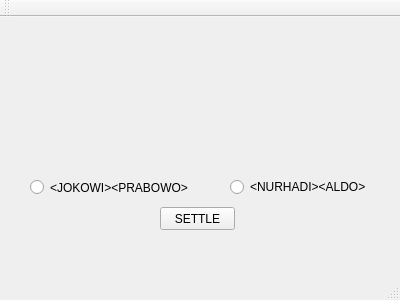
The window that mainwindow.ui (RomiSugianto/election_app) describes before a commit, drawn with Qt 5.
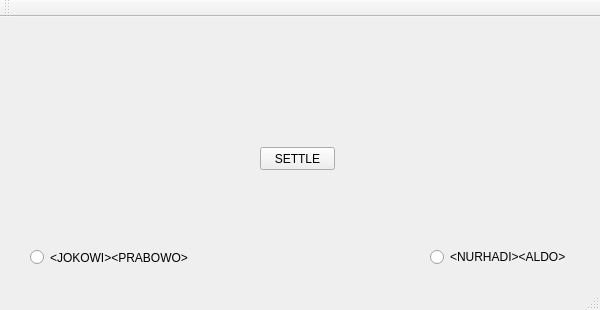
The same window after the commit.

Patch:
```diff
--- a/mainwindow.ui
+++ b/mainwindow.ui
@@ -6,8 +6,8 @@
    <rect>
     <x>0</x>
     <y>0</y>
-    <width>400</width>
-    <height>300</height>
+    <width>600</width>
+    <height>310</height>
    </rect>
   </property>
   <property name="windowTitle">
@@ -18,11 +18,17 @@
     <property name="geometry">
      <rect>
       <x>30</x>
-      <y>160</y>
+      <y>230</y>
       <width>161</width>
       <height>21</height>
      </rect>
     </property>
+    <property name="sizePolicy">
+     <sizepolicy hsizetype="Fixed" vsizetype="Fixed">
+      <horstretch>0</horstretch>
+      <verstretch>0</verstretch>
+     </sizepolicy>
+    </property>
     <property name="text">
      <string>&lt;JOKOWI&gt;&lt;PRABOWO&gt;</string>
     </property>
@@ -30,12 +36,18 @@
    <widget class="QRadioButton" name="radioButton_na">
     <property name="geometry">
      <rect>
-      <x>230</x>
-      <y>160</y>
+      <x>430</x>
+      <y>230</y>
       <width>151</width>
       <height>20</height>
      </rect>
     </property>
+    <property name="sizePolicy">
+     <sizepolicy hsizetype="Fixed" vsizetype="Fixed">
+      <horstretch>0</horstretch>
+      <verstretch>0</verstretch>
+     </sizepolicy>
+    </property>
     <property name="text">
      <string>&lt;NURHADI&gt;&lt;ALDO&gt;</string>
     </property>
@@ -43,8 +55,8 @@
    <widget class="QPushButton" name="pushButton_settle">
     <property name="geometry">
      <rect>
-      <x>160</x>
-      <y>190</y>
+      <x>260</x>
+      <y>130</y>
       <width>75</width>
       <height>23</height>
      </rect>
@@ -56,10 +68,10 @@
    <widget class="QLabel" name="label_jp">
     <property name="geometry">
      <rect>
-      <x>30</x>
-      <y>20</y>
-      <width>161</width>
-      <height>131</height>
+      <x>0</x>
+      <y>0</y>
+      <width>200</width>
+      <height>230</height>
      </rect>
     </property>
     <property name="text">
@@ -69,10 +81,10 @@
    <widget class="QLabel" name="label_na">
     <property name="geometry">
      <rect>
-      <x>210</x>
-      <y>20</y>
-      <width>171</width>
-      <height>131</height>
+      <x>400</x>
+      <y>0</y>
+      <width>200</width>
+      <height>230</height>
      </rect>
     </property>
     <property name="text">
```
Left out of the diff: 2 changed lines with no effect on the pictures.
